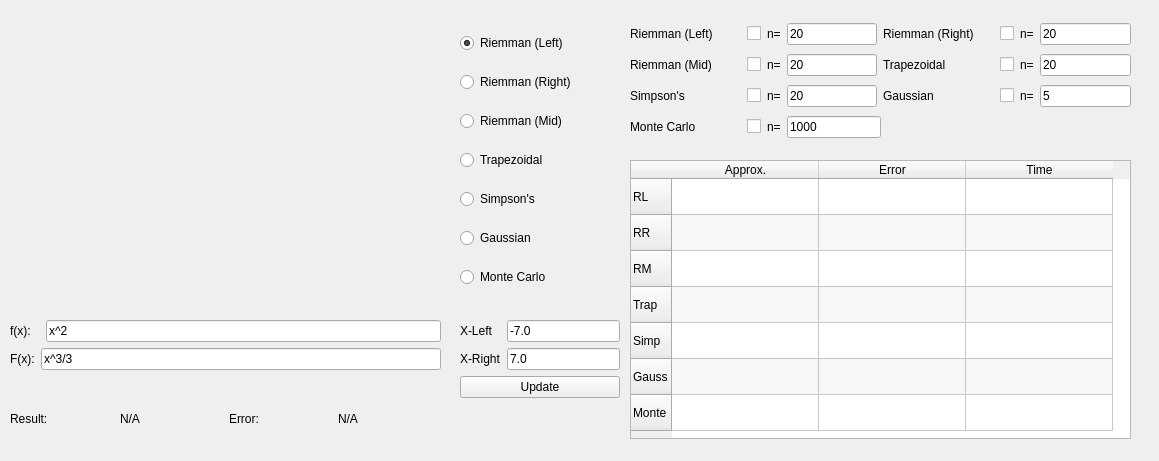
Old version of the form gui/main_window.ui in the repository notcaring42/quadrature_tool.
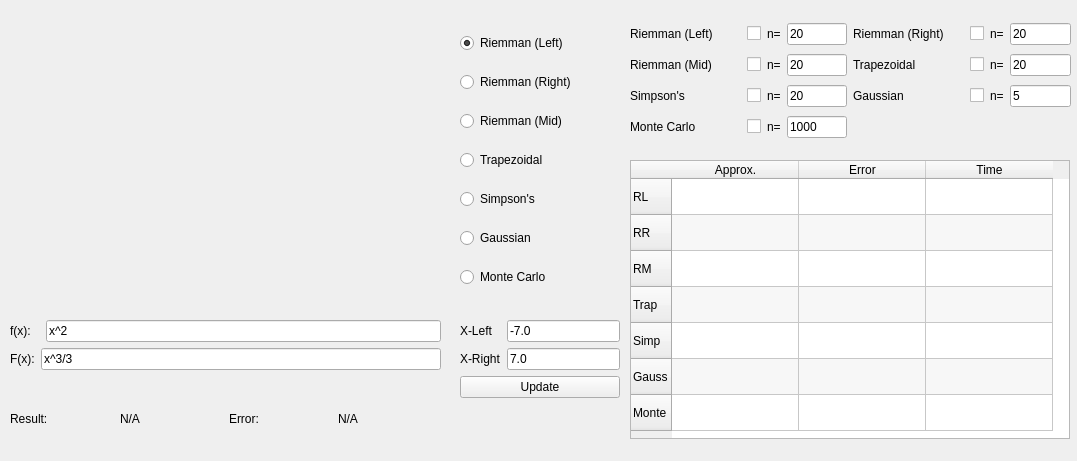
New version of the form.

Commit message: Updated window title

```diff
--- a/gui/main_window.ui
+++ b/gui/main_window.ui
@@ -6,7 +6,7 @@
    <rect>
     <x>0</x>
     <y>0</y>
-    <width>1159</width>
+    <width>1077</width>
     <height>461</height>
    </rect>
   </property>
@@ -276,7 +276,7 @@
     <rect>
      <x>630</x>
      <y>160</y>
-     <width>501</width>
+     <width>440</width>
      <height>279</height>
     </rect>
    </property>
@@ -311,7 +311,7 @@
     <bool>true</bool>
    </attribute>
    <attribute name="horizontalHeaderDefaultSectionSize">
-    <number>147</number>
+    <number>127</number>
    </attribute>
    <attribute name="horizontalHeaderMinimumSectionSize">
     <number>50</number>
@@ -387,7 +387,7 @@
     <rect>
      <x>630</x>
      <y>20</y>
-     <width>501</width>
+     <width>441</width>
      <height>121</height>
     </rect>
    </property>
@@ -675,7 +675,7 @@
         </property>
         <property name="sizeHint" stdset="0">
          <size>
-          <width>250</width>
+          <width>224</width>
           <height>20</height>
          </size>
         </property>
```
Left out of the diff: 16 changed lines with no effect on the pictures. The commit also changes 1 other file.
